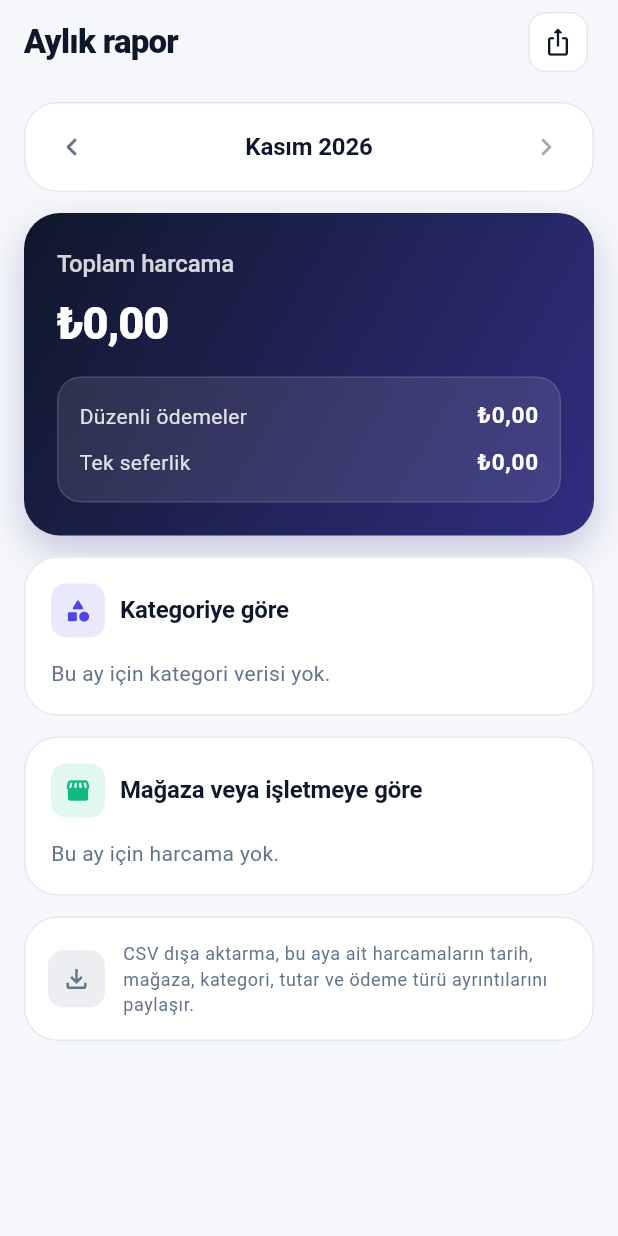
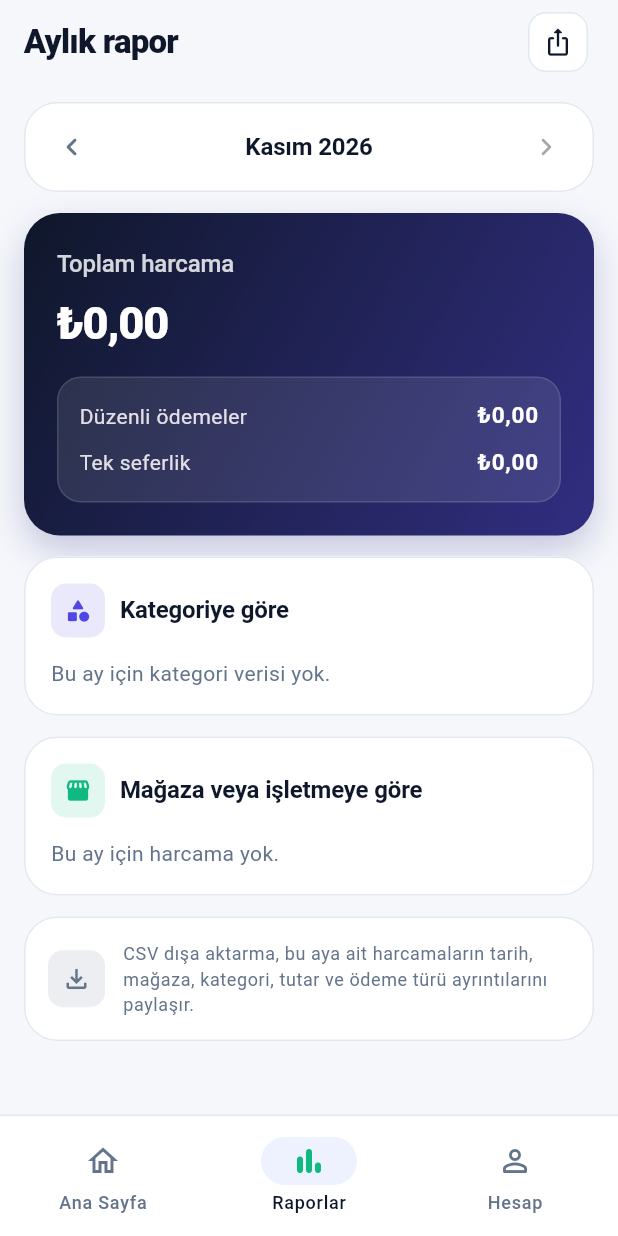
Before and after one commit to uygrgcmn/fisly, a Flutter app: the MonthlyReportScreen screen opened by its route, on a phone screen of 412 x 824 dp. Run offline on Flutter 3.47's test engine with Material 3 defaults, Android fonts, the phone set to English and light mode, and no system bars; our stand-ins replace drift, drift_flutter, fl_chart, flutter_riverpod, go_router, image_picker and 3 more; missing offline and left inert: google_mlkit_text_recognition; accounts and stored records are empty; generated files the repository leaves out were written again.

Commit message:
feat(navigation): add bottom navigation

```diff
--- /dev/null
+++ b/lib/core/router/app_navigation_shell.dart
@@ -0,0 +1,54 @@
+import 'package:go_router/go_router.dart';
+import 'package:material_ui/material_ui.dart';
+
+import '../theme/app_theme.dart';
+
+class AppNavigationShell extends StatelessWidget {
+  const AppNavigationShell({required this.navigationShell, super.key});
+
+  final StatefulNavigationShell navigationShell;
+
+  @override
+  Widget build(BuildContext context) {
+    final colors = context.fislyColors;
+
+    return Scaffold(
+      body: navigationShell,
+      bottomNavigationBar: Container(
+        decoration: BoxDecoration(
+          color: colors.surface,
+          border: Border(top: BorderSide(color: colors.border)),
+        ),
+        child: NavigationBar(
+          key: const Key('fisly-bottom-navigation'),
+          selectedIndex: navigationShell.currentIndex,
+          onDestinationSelected: navigationShell.goBranch,
+          backgroundColor: colors.surface,
+          indicatorColor: colors.accentSoft,
+          elevation: 0,
+          labelBehavior: NavigationDestinationLabelBehavior.alwaysShow,
+          destinations: const [
+            NavigationDestination(
+              key: Key('nav-home'),
+              icon: Icon(Icons.home_outlined),
+              selectedIcon: Icon(Icons.home_rounded),
+              label: 'Ana Sayfa',
+            ),
+            NavigationDestination(
+              key: Key('nav-reports'),
+              icon: Icon(Icons.bar_chart_outlined),
+              selectedIcon: Icon(Icons.bar_chart_rounded),
+              label: 'Raporlar',
+            ),
+            NavigationDestination(
+              key: Key('nav-account'),
+              icon: Icon(Icons.person_outline_rounded),
+              selectedIcon: Icon(Icons.person_rounded),
+              label: 'Hesap',
+            ),
+          ],
+        ),
+      ),
+    );
+  }
+}
--- a/lib/core/router/app_router.dart
+++ b/lib/core/router/app_router.dart
@@ -1,14 +1,38 @@
 import 'package:go_router/go_router.dart';
 
+import '../../features/auth/presentation/account_screen.dart';
 import '../../features/home/presentation/home_screen.dart';
 import '../../features/reports/presentation/monthly_report_screen.dart';
+import 'app_navigation_shell.dart';
 
 final appRouter = GoRouter(
   routes: [
-    GoRoute(path: '/', builder: (context, state) => const HomeScreen()),
-    GoRoute(
-      path: '/reports',
-      builder: (context, state) => const MonthlyReportScreen(),
+    StatefulShellRoute.indexedStack(
+      builder: (context, state, navigationShell) =>
+          AppNavigationShell(navigationShell: navigationShell),
+      branches: [
+        StatefulShellBranch(
+          routes: [
+            GoRoute(path: '/', builder: (context, state) => const HomeScreen()),
+          ],
+        ),
+        StatefulShellBranch(
+          routes: [
+            GoRoute(
+              path: '/reports',
+              builder: (context, state) => const MonthlyReportScreen(),
+            ),
+          ],
+        ),
+        StatefulShellBranch(
+          routes: [
+            GoRoute(
+              path: '/account',
+              builder: (context, state) => const AccountScreen(),
+            ),
+          ],
+        ),
+      ],
     ),
   ],
 );
--- /dev/null
+++ b/lib/features/auth/domain/auth_user.dart
@@ -0,0 +1,6 @@
+class AuthUser {
+  const AuthUser({required this.id, required this.email});
+
+  final String id;
+  final String? email;
+}
--- a/lib/features/recurring_expenses/presentation/recurring_expenses_sheet.dart
+++ b/lib/features/recurring_expenses/presentation/recurring_expenses_sheet.dart
@@ -96,6 +96,7 @@ class RecurringExpensesSheet extends ConsumerWidget {
   void _showForm(BuildContext context, {RecurringExpense? expense}) {
     showModalBottomSheet<void>(
       context: context,
+      useRootNavigator: true,
       isScrollControlled: true,
       builder: (context) => RecurringExpenseFormSheet(expense: expense),
     );
--- a/lib/main.dart
+++ b/lib/main.dart
@@ -2,7 +2,10 @@ import 'package:flutter_riverpod/flutter_riverpod.dart';
 import 'package:material_ui/material_ui.dart';
 
 import 'app.dart';
+import 'core/config/supabase_config.dart';
 
-void main() {
+Future<void> main() async {
+  WidgetsFlutterBinding.ensureInitialized();
+  await SupabaseConfig.initialize();
   runApp(const ProviderScope(child: FislyApp()));
 }
--- a/pubspec.yaml
+++ b/pubspec.yaml
@@ -19,6 +19,7 @@ dependencies:
   material_ui: ^1.11.1
   path_provider: ^2.1.6
   share_plus: 13.3.1
+  supabase_flutter: ^2.18.3
   uuid: ^4.6.0
 dev_dependencies:
   flutter_test:
```
Also changed, not shown: lib/core/config/supabase_config.dart (added, +25 -0 lines), lib/features/auth/data/supabase_auth_repository.dart (added, +46 -0 lines), lib/features/auth/domain/auth_repository.dart (added, +16 -0 lines), lib/features/auth/presentation/account_screen.dart (added, +224 -0 lines), lib/features/auth/presentation/auth_providers.dart (added, +18 -0 lines), lib/features/home/presentation/home_screen.dart (+35 -44 lines), pubspec.lock, 6 other files.
